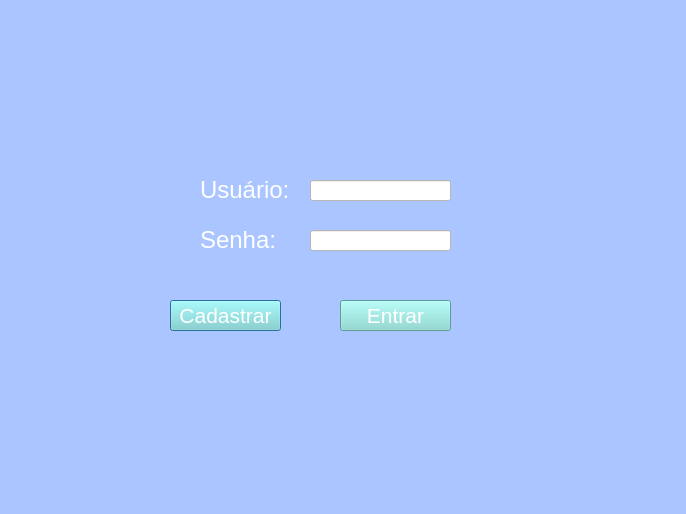
Before: the Qt Designer form TELAS.PY/LOGIN.ui in AntonioSistemas/Projeto-Sistema-de-controle-de-objetivos, drawn with Qt 5.
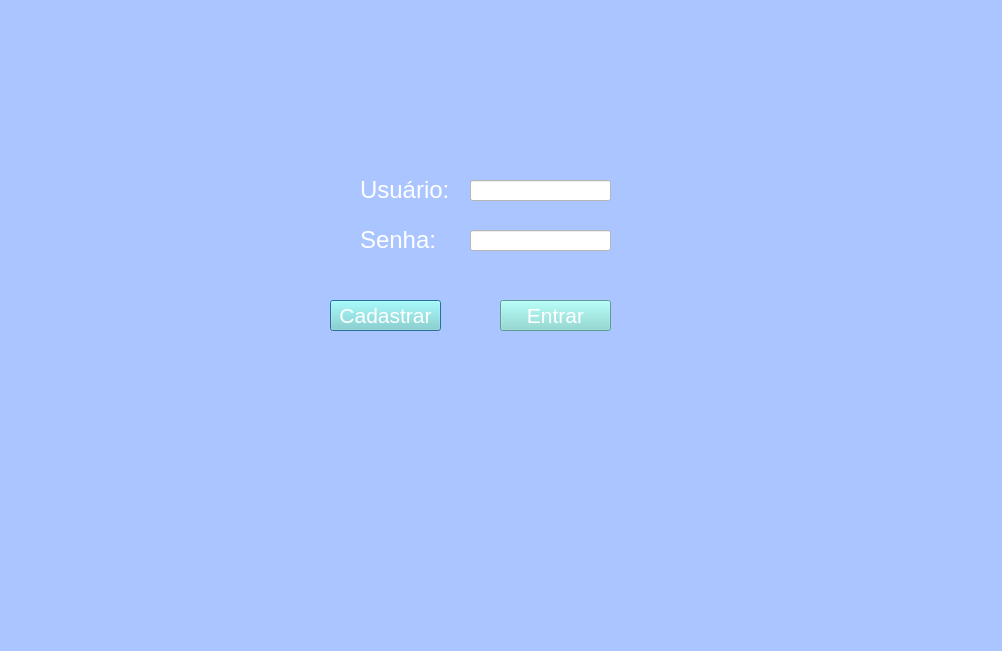
After: the same form once the commit is applied. Icons and pictures are not drawn.

Patch:
```diff
--- a/TELAS.PY/LOGIN.ui
+++ b/TELAS.PY/LOGIN.ui
@@ -6,8 +6,8 @@
    <rect>
     <x>0</x>
     <y>0</y>
-    <width>686</width>
-    <height>514</height>
+    <width>1002</width>
+    <height>651</height>
    </rect>
   </property>
   <property name="windowTitle">
@@ -19,7 +19,7 @@
   <widget class="QLabel" name="Usuario">
    <property name="geometry">
     <rect>
-     <x>200</x>
+     <x>360</x>
      <y>170</y>
      <width>91</width>
      <height>41</height>
@@ -32,7 +32,7 @@
   <widget class="QLabel" name="Senha">
    <property name="geometry">
     <rect>
-     <x>200</x>
+     <x>360</x>
      <y>220</y>
      <width>91</width>
      <height>41</height>
@@ -45,7 +45,7 @@
   <widget class="QPushButton" name="B_Cadastrar">
    <property name="geometry">
     <rect>
-     <x>170</x>
+     <x>330</x>
      <y>300</y>
      <width>111</width>
      <height>31</height>
@@ -88,7 +88,7 @@
   <widget class="QPushButton" name="B_Entrar">
    <property name="geometry">
     <rect>
-     <x>340</x>
+     <x>500</x>
      <y>300</y>
      <width>111</width>
      <height>31</height>
@@ -110,7 +110,7 @@
   <widget class="QLineEdit" name="C_usuario">
    <property name="geometry">
     <rect>
-     <x>310</x>
+     <x>470</x>
      <y>180</y>
      <width>141</width>
      <height>21</height>
@@ -123,7 +123,7 @@
   <widget class="QLineEdit" name="C_senha">
    <property name="geometry">
     <rect>
-     <x>310</x>
+     <x>470</x>
      <y>230</y>
      <width>141</width>
      <height>21</height>
@@ -139,7 +139,7 @@
   <widget class="QLabel" name="img_usuario_T1">
    <property name="geometry">
     <rect>
-     <x>260</x>
+     <x>430</x>
      <y>30</y>
      <width>161</width>
      <height>111</height>
@@ -155,7 +155,7 @@
   <widget class="QLabel" name="C_aviso">
    <property name="geometry">
     <rect>
-     <x>120</x>
+     <x>280</x>
      <y>390</y>
      <width>461</width>
      <height>51</height>
```
